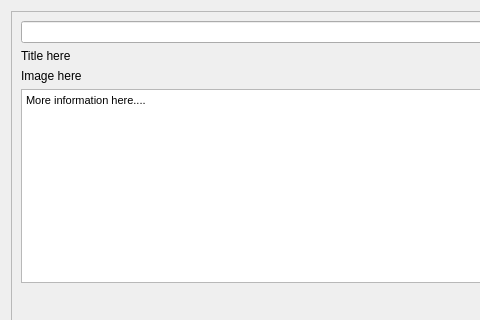
Above: designer/CherryDesigner/home.ui from hueyjj/Cherry before the change; both pictures show x 0 to 480 and y 0 to 320 of the 700 by 500 pixel window. Below: the same form after it.
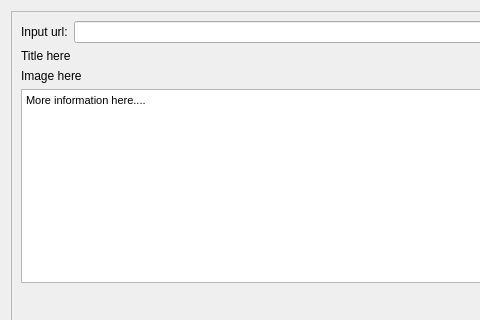
That is the form after the change.

Commit message: User input label

What changed in the file:
```diff
--- a/designer/CherryDesigner/home.ui
+++ b/designer/CherryDesigner/home.ui
@@ -31,6 +31,13 @@
       <layout class="QVBoxLayout" name="verticalLayout_2">
        <item>
         <layout class="QHBoxLayout" name="horizontalLayout">
+         <item>
+          <widget class="QLabel" name="urlLabel">
+           <property name="text">
+            <string>Input url:</string>
+           </property>
+          </widget>
+         </item>
          <item>
           <widget class="QLineEdit" name="userInput"/>
          </item>
```
